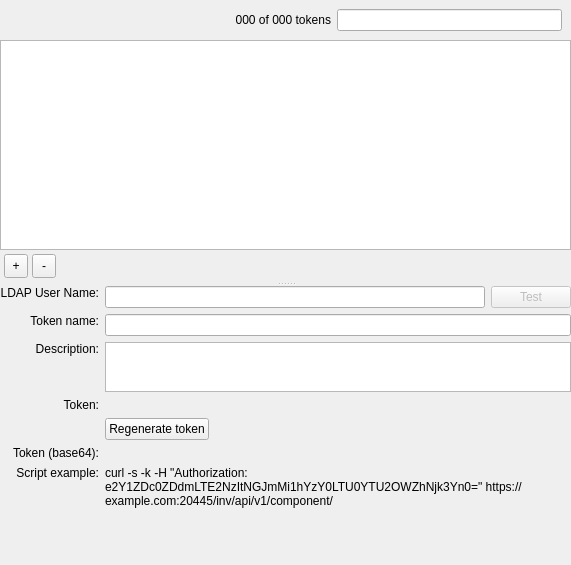
This is FWAdminLib/AdminApplicationTokensWidget.ui in fw-dev/translations as Qt 5 draws it before an edit. The edited form follows.
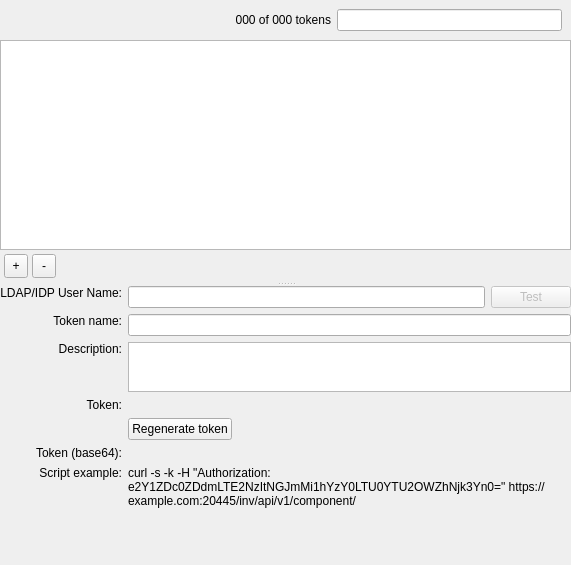
This is the edited form. Custom widgets are drawn as their Qt base class.

```diff
--- a/FWAdminLib/AdminApplicationTokensWidget.ui
+++ b/FWAdminLib/AdminApplicationTokensWidget.ui
@@ -220,7 +220,7 @@
        <item row="0" column="0">
         <widget class="QLabel" name="ldapOwnerLbl">
          <property name="text">
-          <string>LDAP User Name:</string>
+          <string>LDAP/IDP User Name:</string>
          </property>
          <property name="alignment">
           <set>Qt::AlignRight|Qt::AlignTop|Qt::AlignTrailing</set>
```
Left out of the diff: 7 changed lines with no effect on the pictures.
